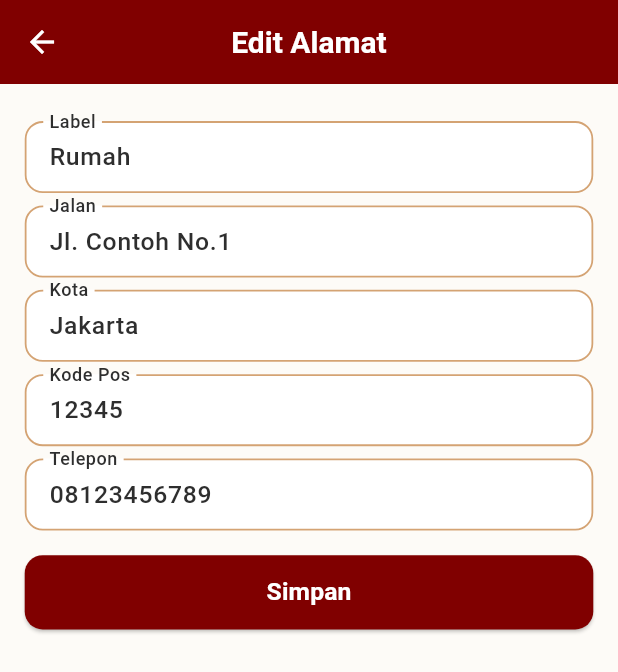
After one commit to Kelompok3PBP/ecommerce_kel3, a Flutter app: the AddressListPage screen opened by its route, after a tap on the "edit" icon, on a phone screen of 412 x 824 dp. The commit adds this screen. Shown: the top 672 px of the screen. Run offline on Flutter 3.47's test engine with Material 3 defaults, Android fonts, the phone set to English and light mode, and no system bars; our stand-ins replace device_info_plus, dio, flutter_bloc, flutter_local_notifications, go_router, image_picker and 3 more; accounts and stored records are empty; network calls fail.

Commit message:
update 11

```diff
--- a/lib/app_router.dart
+++ b/lib/app_router.dart
@@ -1,7 +1,10 @@
-// app_router.dart
-
 import 'package:flutter/material.dart';
 import 'package:go_router/go_router.dart';
+import 'package:flutter_bloc/flutter_bloc.dart';
+
+// Bloc & Services for addresses
+import 'bloc/address_cubit.dart';
+import 'services/address_service.dart';
 
 // Service
 import 'services/auth_service.dart';
@@ -20,6 +23,7 @@ import 'pages/change_password_page.dart';
 import 'pages/settings_page.dart';
 import 'pages/device_info_page.dart';
 import 'pages/feedback_page.dart';
+import 'pages/address_list_page.dart';
 
 class AppRouter {
   static final _rootNavigatorKey = GlobalKey<NavigatorState>();
@@ -64,6 +68,17 @@ class AppRouter {
         },
       ),
       GoRoute(
+        path: '/profile',
+        builder: (context, state) => const ProfilePage(),
+      ),
+      GoRoute(
+        path: '/addresses',
+        builder: (context, state) => BlocProvider(
+          create: (context) => AddressCubit(AddressService())..fetchAll(),
+          child: const AddressListPage(),
+        ),
+      ),
+      GoRoute(
         path: '/detail/:id',
         builder: (context, state) {
           final String productId = state.pathParameters['id'] ?? '0';
@@ -77,10 +92,6 @@ class AppRouter {
           final total = state.extra as double? ?? 0.0;
           return PaymentPage(total: total);
         },
-      ),
-      GoRoute(
-        path: '/profile',
-        builder: (context, state) => const ProfilePage(),
       ),
       GoRoute(
         path: '/edit-profile',
--- /dev/null
+++ b/lib/bloc/address_cubit.dart
@@ -0,0 +1,84 @@
+import 'package:flutter_bloc/flutter_bloc.dart';
+import '../model/address.dart';
+import '../services/address_service.dart';
+
+abstract class AddressState {}
+
+class AddressInitial extends AddressState {}
+
+class AddressLoading extends AddressState {}
+
+class AddressListLoaded extends AddressState {
+  final List<Address> addresses;
+  AddressListLoaded(this.addresses);
+}
+
+class AddressLoaded extends AddressState {
+  final Address address;
+  AddressLoaded(this.address);
+}
+
+class AddressSuccess extends AddressState {}
+
+class AddressError extends AddressState {
+  final String message;
+  AddressError(this.message);
+}
+
+class AddressCubit extends Cubit<AddressState> {
+  final AddressService service;
+  AddressCubit(this.service) : super(AddressInitial());
+
+  Future<void> fetchAll() async {
+    emit(AddressLoading());
+    try {
+      final list = await service.fetchAll();
+      emit(AddressListLoaded(list));
+    } catch (e) {
+      emit(AddressError(e.toString()));
+    }
+  }
+
+  Future<void> fetchById(int id) async {
+    emit(AddressLoading());
+    try {
+      final address = await service.fetchById(id);
+      emit(AddressLoaded(address));
+    } catch (e) {
+      emit(AddressError(e.toString()));
+    }
+  }
+
+  Future<void> create(Address address) async {
+    emit(AddressLoading());
+    try {
+      await service.create(address);
+      emit(AddressSuccess());
+      await fetchAll();
+    } catch (e) {
+      emit(AddressError(e.toString()));
+    }
+  }
+
+  Future<void> update(Address address) async {
+    emit(AddressLoading());
+    try {
+      await service.update(address);
+      emit(AddressSuccess());
+      await fetchAll();
+    } catch (e) {
+      emit(AddressError(e.toString()));
+    }
+  }
+
+  Future<void> delete(int id) async {
+    emit(AddressLoading());
+    try {
+      await service.delete(id);
+      emit(AddressSuccess());
+      await fetchAll();
+    } catch (e) {
+      emit(AddressError(e.toString()));
+    }
+  }
+}
--- /dev/null
+++ b/lib/model/address.dart
@@ -0,0 +1,35 @@
+class Address {
+  final int id;
+  final String label;
+  final String street;
+  final String city;
+  final String postalCode;
+  final String phone;
+
+  Address({
+    required this.id,
+    required this.label,
+    required this.street,
+    required this.city,
+    required this.postalCode,
+    required this.phone,
+  });
+
+  factory Address.fromJson(Map<String, dynamic> json) => Address(
+    id: json['id'] as int,
+    label: json['label'] as String,
+    street: json['street'] as String,
+    city: json['city'] as String,
+    postalCode: json['postalCode'] as String,
+    phone: json['phone'] as String,
+  );
+
+  Map<String, dynamic> toJson() => {
+    'id': id,
+    'label': label,
+    'street': street,
+    'city': city,
+    'postalCode': postalCode,
+    'phone': phone,
+  };
+}
--- /dev/null
+++ b/lib/pages/address_form_page.dart
@@ -0,0 +1,185 @@
+import 'package:flutter/material.dart';
+import 'package:flutter_bloc/flutter_bloc.dart';
+import 'package:sizer/sizer.dart';
+import '../bloc/address_cubit.dart';
+import '../model/address.dart';
+
+class AddressFormPage extends StatefulWidget {
+  final Address? address;
+  const AddressFormPage({Key? key, this.address}) : super(key: key);
+
+  @override
+  State<AddressFormPage> createState() => _AddressFormPageState();
+}
+
+class _AddressFormPageState extends State<AddressFormPage> {
+  final _formKey = GlobalKey<FormState>();
+  late TextEditingController labelController;
+  late TextEditingController streetController;
+  late TextEditingController cityController;
+  late TextEditingController postalController;
+  late TextEditingController phoneController;
+
+  @override
+  void initState() {
+    super.initState();
+    labelController = TextEditingController(text: widget.address?.label ?? '');
+    streetController = TextEditingController(
+      text: widget.address?.street ?? '',
+    );
+    cityController = TextEditingController(text: widget.address?.city ?? '');
+    postalController = TextEditingController(
+      text: widget.address?.postalCode ?? '',
+    );
+    phoneController = TextEditingController(text: widget.address?.phone ?? '');
+  }
+
+  @override
+  void dispose() {
+    labelController.dispose();
+    streetController.dispose();
+    cityController.dispose();
+    postalController.dispose();
+    phoneController.dispose();
+    super.dispose();
+  }
+
+  void _submit() {
+    if (_formKey.currentState?.validate() ?? false) {
+      final address = Address(
+        id: widget.address?.id ?? 0,
+        label: labelController.text,
+        street: streetController.text,
+        city: cityController.text,
+        postalCode: postalController.text,
+        phone: phoneController.text,
+      );
+      final cubit = context.read<AddressCubit>();
+      if (widget.address == null) {
+        cubit.create(address);
+      } else {
+        cubit.update(address);
+      }
+      Navigator.pop(context);
+    }
+  }
+
+  @override
+  Widget build(BuildContext context) {
+    final screenWidth = MediaQuery.of(context).size.width;
+    final isWide = screenWidth >= 700;
+
+    final double fieldFontSize = isWide ? 16.0 : 12.sp;
+    final double contentVertical = isWide ? 12.0 : 1.h;
+    final double contentHorizontal = isWide ? 12.0 : 3.w;
+    final double spacingSmall = isWide ? 12.0 : 1.h;
+    final double spacingLarge = isWide ? 18.0 : 2.h;
+    final double buttonHeight = isWide ? 48.0 : 6.h;
+    final EdgeInsetsGeometry outerPadding = isWide
+        ? const EdgeInsets.symmetric(horizontal: 24.0, vertical: 20.0)
+        : EdgeInsets.all(4.w);
+
+    return Scaffold(
+      appBar: AppBar(
+        title: Text(widget.address == null ? 'Tambah Alamat' : 'Edit Alamat'),
+      ),
+      body: Center(
+        child: ConstrainedBox(
+          constraints: const BoxConstraints(maxWidth: 700),
+          child: Padding(
+            padding: outerPadding,
+            child: Form(
+              key: _formKey,
+              child: ListView(
+                children: [
+                  SizedBox(height: spacingSmall),
+                  TextFormField(
+                    controller: labelController,
+                    decoration: InputDecoration(
+                      labelText: 'Label',
+                      contentPadding: EdgeInsets.symmetric(
+                        vertical: contentVertical,
+                        horizontal: contentHorizontal,
+                      ),
+                    ),
+                    validator: (v) =>
+                        v == null || v.isEmpty ? 'Wajib diisi' : null,
+                    style: TextStyle(fontSize: fieldFontSize),
+                  ),
+                  SizedBox(height: spacingSmall),
+                  TextFormField(
+                    controller: streetController,
+                    decoration: InputDecoration(
+                      labelText: 'Jalan',
+                      contentPadding: EdgeInsets.symmetric(
+                        vertical: contentVertical,
+                        horizontal: contentHorizontal,
+                      ),
+                    ),
+                    validator: (v) =>
+                        v == null || v.isEmpty ? 'Wajib diisi' : null,
+                    style: TextStyle(fontSize: fieldFontSize),
+                  ),
+                  SizedBox(height: spacingSmall),
+                  TextFormField(
+                    controller: cityController,
+                    decoration: InputDecoration(
+                      labelText: 'Kota',
+                      contentPadding: EdgeInsets.symmetric(
+                        vertical: contentVertical,
+                        horizontal: contentHorizontal,
+                      ),
+                    ),
+                    validator: (v) =>
+                        v == null || v.isEmpty ? 'Wajib diisi' : null,
+                    style: TextStyle(fontSize: fieldFontSize),
+                  ),
+                  SizedBox(height: spacingSmall),
+                  TextFormField(
+                    controller: postalController,
+                    decoration: InputDecoration(
+                      labelText: 'Kode Pos',
+                      contentPadding: EdgeInsets.symmetric(
+                        vertical: contentVertical,
+                        horizontal: contentHorizontal,
+                      ),
+                    ),
+                    validator: (v) =>
+                        v == null || v.isEmpty ? 'Wajib diisi' : null,
+                    style: TextStyle(fontSize: fieldFontSize),
+                  ),
+                  SizedBox(height: spacingSmall),
+                  TextFormField(
+                    controller: phoneController,
+                    decoration: InputDecoration(
+                      labelText: 'Telepon',
+                      contentPadding: EdgeInsets.symmetric(
+                        vertical: contentVertical,
+                        horizontal: contentHorizontal,
+                      ),
+                    ),
+                    validator: (v) =>
+                        v == null || v.isEmpty ? 'Wajib diisi' : null,
+                    style: TextStyle(fontSize: fieldFontSize),
+                  ),
+                  SizedBox(height: spacingLarge),
+                  SizedBox(
+                    width: double.infinity,
+                    height: buttonHeight,
+                    child: ElevatedButton(
+                      onPressed: _submit,
+                      child: Text(
+                        widget.address == null ? 'Tambah' : 'Simpan',
+                        style: TextStyle(fontSize: fieldFontSize),
+                      ),
+                    ),
+                  ),
+                ],
+              ),
+            ),
+          ),
+        ),
+      ),
+    );
+  }
+}
--- /dev/null
+++ b/lib/pages/address_list_page.dart
@@ -0,0 +1,117 @@
+import 'package:flutter/material.dart';
+import 'package:flutter_bloc/flutter_bloc.dart';
+import 'package:go_router/go_router.dart';
+import '../bloc/address_cubit.dart';
+import '../model/address.dart';
+import 'address_form_page.dart';
+
+class AddressListPage extends StatelessWidget {
+  const AddressListPage({Key? key}) : super(key: key);
+
+  @override
+  Widget build(BuildContext context) {
+    return Scaffold(
+      appBar: AppBar(
+        title: const Text('Daftar Alamat'),
+        leading: IconButton(
+          icon: const Icon(Icons.arrow_back),
+          onPressed: () {
+            context.go('/profile');
+          },
+        ),
+      ),
+      body: BlocBuilder<AddressCubit, AddressState>(
+        builder: (context, state) {
+          if (state is AddressLoading) {
+            return const Center(child: CircularProgressIndicator());
+          }
+
+          if (state is AddressListLoaded) {
+            final addresses = state.addresses;
+            if (addresses.isEmpty) {
+              return const Center(child: Text('Belum ada alamat.'));
+            }
+
+            return ListView.builder(
+              itemCount: addresses.length,
+              itemBuilder: (context, i) {
+                final address = addresses[i];
+                return ListTile(
+                  title: Text(address.label),
+                  subtitle: Text(
+                    '${address.street}, ${address.city}, ${address.postalCode}\n${address.phone}',
+                  ),
+                  trailing: Row(
+                    mainAxisSize: MainAxisSize.min,
+                    children: [
+                      IconButton(
+                        icon: const Icon(Icons.edit),
+                        onPressed: () async {
+                          await Navigator.of(context).push(
+                            MaterialPageRoute(
+                              builder: (_) => BlocProvider.value(
+                                value: context.read<AddressCubit>(),
+                                child: AddressFormPage(address: address),
+                              ),
+                            ),
+                          );
+                        },
+                      ),
+                      IconButton(
+                        icon: const Icon(Icons.delete),
+                        onPressed: () async {
+                          final ok = await showDialog<bool>(
+                            context: context,
+                            builder: (ctx) => AlertDialog(
+                              title: const Text('Hapus alamat'),
+                              content: const Text(
+                                'Yakin ingin menghapus alamat ini?',
+                              ),
+                              actions: [
+                                TextButton(
+                                  onPressed: () => Navigator.pop(ctx, false),
+                                  child: const Text('Batal'),
+                                ),
+                                TextButton(
+                                  onPressed: () => Navigator.pop(ctx, true),
+                                  child: const Text('Hapus'),
+                                ),
+                              ],
+                            ),
+                          );
+                          if (ok == true) {
+                            context.read<AddressCubit>().delete(address.id);
+                          }
+                        },
+                      ),
+                    ],
+                  ),
+                );
+              },
+            );
+          }
+
+          if (state is AddressError) {
+            return Center(child: Text('Error: ${state.message}'));
+          }
+
+          return const SizedBox();
+        },
+      ),
+      floatingActionButton: FloatingActionButton(
+        onPressed: () async {
+          await Navigator.of(context).push(
+            MaterialPageRoute(
+              builder: (_) => BlocProvider.value(
+                value: context.read<AddressCubit>(),
+                child: const AddressFormPage(),
+              ),
+            ),
+          );
+        },
+        child: const Icon(Icons.add),
+        tooltip: 'Tambah Alamat',
+      ),
+    );
+  }
+}
--- /dev/null
+++ b/lib/services/address_service.dart
@@ -0,0 +1,60 @@
+import '../model/address.dart';
+
+class AddressService {
+  final List<Address> _store = [];
+  int _nextId = 1;
+
+  AddressService() {
+    _store.add(
+      Address(
+        id: _nextId++,
+        label: 'Rumah',
+        street: 'Jl. Contoh No.1',
+        city: 'Jakarta',
+        postalCode: '12345',
+        phone: '08123456789',
+      ),
+    );
+  }
+
+  Future<List<Address>> fetchAll() async {
+    await Future.delayed(const Duration(milliseconds: 200));
+    return List.unmodifiable(_store);
+  }
+
+  Future<Address> fetchById(int id) async {
+    await Future.delayed(const Duration(milliseconds: 150));
+    final a = _store.firstWhere(
+      (e) => e.id == id,
+      orElse: () => throw Exception('Address not found'),
+    );
+    return a;
+  }
+
+  Future<Address> create(Address address) async {
+    await Future.delayed(const Duration(milliseconds: 200));
+    final newAddress = Address(
+      id: _nextId++,
+      label: address.label,
+      street: address.street,
+      city: address.city,
+      postalCode: address.postalCode,
+      phone: address.phone,
+    );
+    _store.add(newAddress);
+    return newAddress;
+  }
+
+  Future<Address> update(Address address) async {
+    await Future.delayed(const Duration(milliseconds: 200));
+    final idx = _store.indexWhere((e) => e.id == address.id);
+    if (idx == -1) throw Exception('Address not found');
+    _store[idx] = address;
+    return address;
+  }
+
+  Future<void> delete(int id) async {
+    await Future.delayed(const Duration(milliseconds: 150));
+    _store.removeWhere((e) => e.id == id);
+  }
+}
```
Also changed, not shown: lib/pages/dashboard_page.dart (+109 -2 lines), lib/pages/device_info_page.dart (+5 -4 lines), lib/pages/profile_page.dart (+19 -1 lines), lib/services/api_service.dart (+34 -0 lines).
